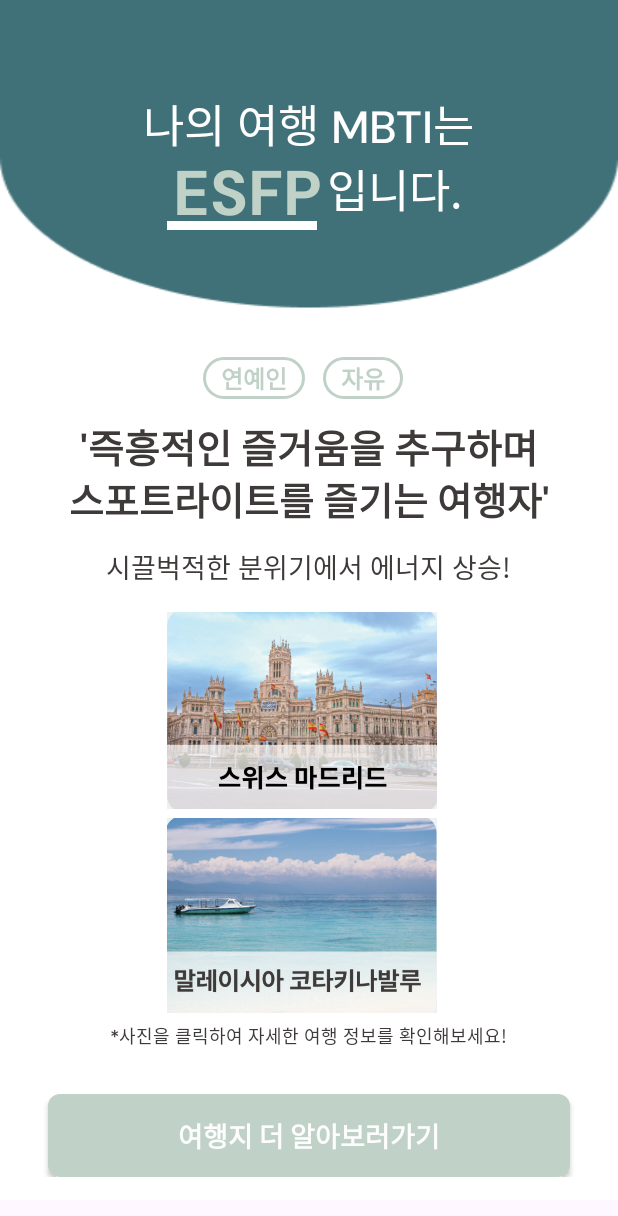
After one commit to yoon-kyoung/guru222, an Android app: the Activity23_efsp screen opened directly, with no data from a screen before it, on a phone screen of 412 x 824 dp. The commit adds this screen. Shown: the top 1216 px of the screen. Run offline under Robolectric (Android 15) with nearby library versions, the phone set to English and light mode, and no system bars.

Commit message:
search update

```diff
--- a/app/src/main/AndroidManifest.xml
+++ b/app/src/main/AndroidManifest.xml
@@ -37,6 +37,7 @@
         <activity android:name=".Activity20" android:exported="true"/>
         <activity android:name=".Activity21" android:exported="true"/>
         <activity android:name=".Activity22_mbti_result" android:exported="true"/>
+        <activity android:name=".Activity23_efsp" android:exported="true"/>
         <activity android:name=".Activity24_searching" android:exported="true"/>
         <activity android:name=".Activity25" android:exported="true"/>
         <activity android:name=".Activity26" android:exported="true"/>
--- a/app/src/main/java/com/example/myapplication/Activity21.kt
+++ b/app/src/main/java/com/example/myapplication/Activity21.kt
@@ -18,7 +18,7 @@ class Activity21 : AppCompatActivity() {
 
 
         next.setOnClickListener {
-            var intent = Intent(this, Activity22_mbti_result::class.java)
+            var intent = Intent(this, Activity23_efsp::class.java)
             startActivity(intent)
         }
 
--- /dev/null
+++ b/app/src/main/java/com/example/myapplication/Activity23_efsp.kt
@@ -0,0 +1,13 @@
+package com.example.myapplication
+
+import android.annotation.SuppressLint
+import android.os.Bundle
+import androidx.appcompat.app.AppCompatActivity
+
+class Activity23_efsp :AppCompatActivity() {
+    @SuppressLint("MissingInflatedId")
+    override fun onCreate(savedInstanceState: Bundle?) {
+        super.onCreate(savedInstanceState)
+        setContentView(R.layout.mbtir_esfp)
+    }
+}
--- a/app/src/main/java/com/example/myapplication/MemoryItem.kt
+++ b/app/src/main/java/com/example/myapplication/MemoryItem.kt
@@ -33,7 +33,7 @@ class MemoryItem :AppCompatActivity(){
         }
 
         memoey.setOnClickListener {
-            var intent2 = Intent(this, Activity26::class.java)
+            var intent2 = Intent(this, MemoryReg::class.java)
             startActivity(intent2)
         }
 
--- a/app/src/main/res/layout/main_2.xml
+++ b/app/src/main/res/layout/main_2.xml
@@ -23,6 +23,7 @@
                 android:layout_marginTop="5dp"
                 android:layout_height="20dp"
                 android:layout_width="10dp"
+                android:id="@+id/back"
                 tools:src="@drawable/img_arrowleft"/>
 
             <TextView
@@ -631,4 +632,5 @@
             </LinearLayout>
         </LinearLayout>
     </androidx.core.widget.NestedScrollView>
+
 </LinearLayout>
```
Also changed, not shown: app/src/main/java/com/example/myapplication/Activity10_mbti.kt (+7 -0 lines), app/src/main/java/com/example/myapplication/Activity25.kt (+7 -0 lines).
